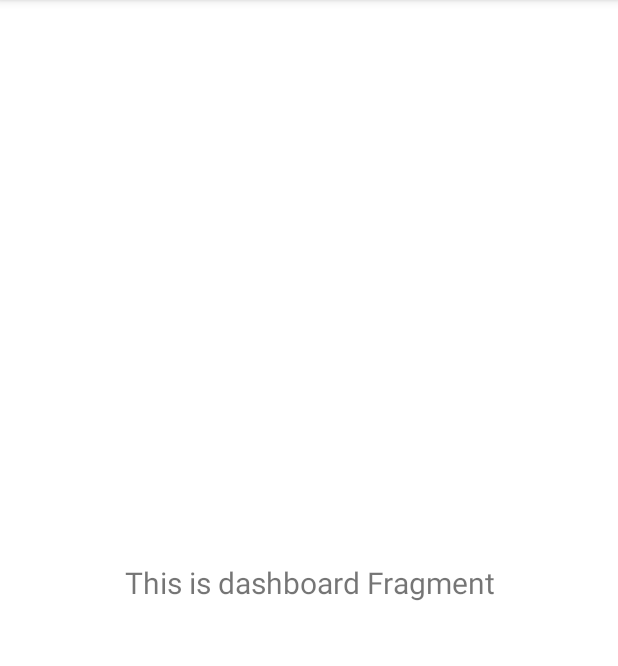
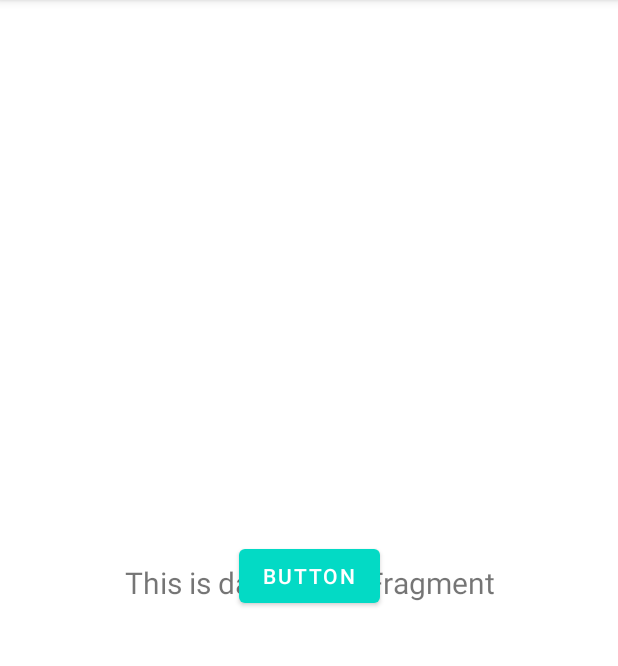
Before and after one commit to Kencer024/antiWaste, an Android app: the fragment DashboardFragment shown on its own in the app's theme, on a phone screen of 412 x 824 dp, the part 84-750 px from its top. Run offline under Robolectric (Android 15) with nearby library versions, the phone set to English and light mode, and no system bars.

Commit message:
button to map from dashboard works but login fail due to some API error

```diff
--- a/app/src/main/java/com/example/antiwaste1_0/ui/dashboard/DashboardFragment.kt
+++ b/app/src/main/java/com/example/antiwaste1_0/ui/dashboard/DashboardFragment.kt
@@ -1,13 +1,18 @@
 package com.example.antiwaste1_0.ui.dashboard
 
+import android.content.Intent
 import android.os.Bundle
 import android.view.LayoutInflater
 import android.view.View
 import android.view.ViewGroup
+import android.widget.Button
 import android.widget.TextView
+import android.widget.Toast
 import androidx.fragment.app.Fragment
 import androidx.lifecycle.Observer
 import androidx.lifecycle.ViewModelProvider
+import com.example.antiwaste1_0.MapActivity
+import com.example.antiwaste1_0.R
 import com.example.antiwaste1_0.databinding.FragmentDashboardBinding
 
 class DashboardFragment : Fragment() {
@@ -34,6 +39,12 @@ class DashboardFragment : Fragment() {
         dashboardViewModel.text.observe(viewLifecycleOwner, Observer {
             textView.text = it
         })
+
+        //this how to create a button
+        val btn : Button = root.findViewById<Button>(R.id.btn_map)
+        btn.setOnClickListener{
+            startActivity(Intent(activity, MapActivity::class.java))        //used activity instead of "@LoginActivity"
+        }
         return root
     }
 
--- a/app/src/main/java/com/example/antiwaste1_0/ui/dashboard/DashboardViewModel.kt
+++ b/app/src/main/java/com/example/antiwaste1_0/ui/dashboard/DashboardViewModel.kt
@@ -23,6 +23,7 @@ class DashboardViewModel : ViewModel() {
         value = "This is dashboard Fragment"
     }
     val text: LiveData<String> = _text
+
 }
 
 
--- a/app/src/main/res/layout/fragment_dashboard.xml
+++ b/app/src/main/res/layout/fragment_dashboard.xml
@@ -21,6 +21,15 @@
         app:layout_constraintStart_toStartOf="parent"
         app:layout_constraintTop_toTopOf="parent" />
 
+    <Button
+        android:id="@+id/btn_map"
+        android:layout_width="wrap_content"
+        android:layout_height="wrap_content"
+        android:text="Button"
+        app:layout_constraintBottom_toBottomOf="parent"
+        app:layout_constraintEnd_toEndOf="parent"
+        app:layout_constraintStart_toStartOf="parent"
+        app:layout_constraintTop_toTopOf="parent" />
 
 
 </androidx.constraintlayout.widget.ConstraintLayout>
```
Also changed, not shown: app/src/main/AndroidManifest.xml (+11 -7 lines), app/src/main/java/com/example/antiwaste1_0/MainActivity.kt (+0 -26 lines), 1 other file.
